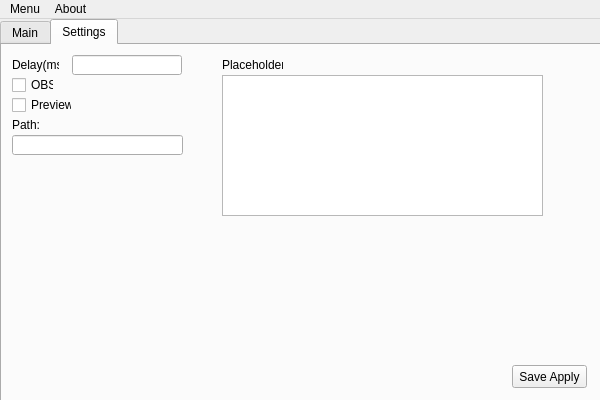
Qt form src/mainwindow.ui (EugW/OWStreamRecordEx) before a commit.
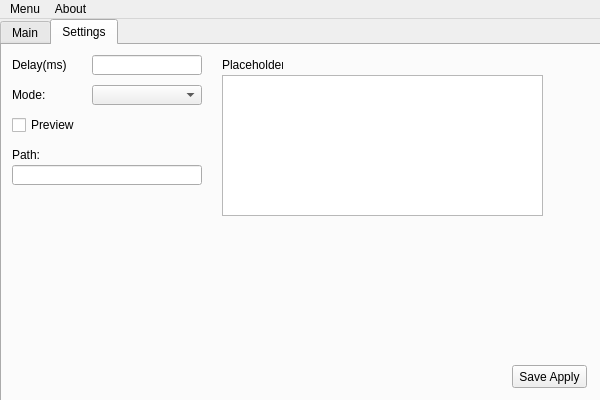
The same form after that commit. The open tabs and pages were chosen to show the change.

The edit to the form file:
```diff
--- a/src/mainwindow.ui
+++ b/src/mainwindow.ui
@@ -185,7 +185,7 @@
        <rect>
         <x>10</x>
         <y>10</y>
-        <width>47</width>
+        <width>70</width>
         <height>20</height>
        </rect>
       </property>
@@ -196,7 +196,7 @@
      <widget class="QLineEdit" name="lineEditDelay">
       <property name="geometry">
        <rect>
-        <x>70</x>
+        <x>90</x>
         <y>10</y>
         <width>110</width>
         <height>20</height>
@@ -216,25 +216,12 @@
        <string>Save Apply</string>
       </property>
      </widget>
-     <widget class="QCheckBox" name="checkBoxOBS">
-      <property name="geometry">
-       <rect>
-        <x>10</x>
-        <y>30</y>
-        <width>42</width>
-        <height>20</height>
-       </rect>
-      </property>
-      <property name="text">
-       <string>OBS</string>
-      </property>
-     </widget>
      <widget class="QCheckBox" name="checkBoxPreview">
       <property name="geometry">
        <rect>
         <x>10</x>
-        <y>50</y>
-        <width>60</width>
+        <y>70</y>
+        <width>70</width>
         <height>20</height>
        </rect>
       </property>
@@ -246,7 +233,7 @@
       <property name="geometry">
        <rect>
         <x>10</x>
-        <y>70</y>
+        <y>100</y>
         <width>31</width>
         <height>20</height>
        </rect>
@@ -259,8 +246,8 @@
       <property name="geometry">
        <rect>
         <x>10</x>
-        <y>90</y>
-        <width>171</width>
+        <y>120</y>
+        <width>190</width>
         <height>20</height>
        </rect>
       </property>
@@ -288,6 +275,29 @@
        </rect>
       </property>
      </widget>
+     <widget class="QComboBox" name="comboBoxMode">
+      <property name="geometry">
+       <rect>
+        <x>90</x>
+        <y>40</y>
+        <width>110</width>
+        <height>20</height>
+       </rect>
+      </property>
+     </widget>
+     <widget class="QLabel" name="label">
+      <property name="geometry">
+       <rect>
+        <x>10</x>
+        <y>40</y>
+        <width>70</width>
+        <height>20</height>
+       </rect>
+      </property>
+      <property name="text">
+       <string>Mode:</string>
+      </property>
+     </widget>
     </widget>
    </widget>
   </widget>
```
Left out of the diff: 2 changed lines with no effect on the pictures.
